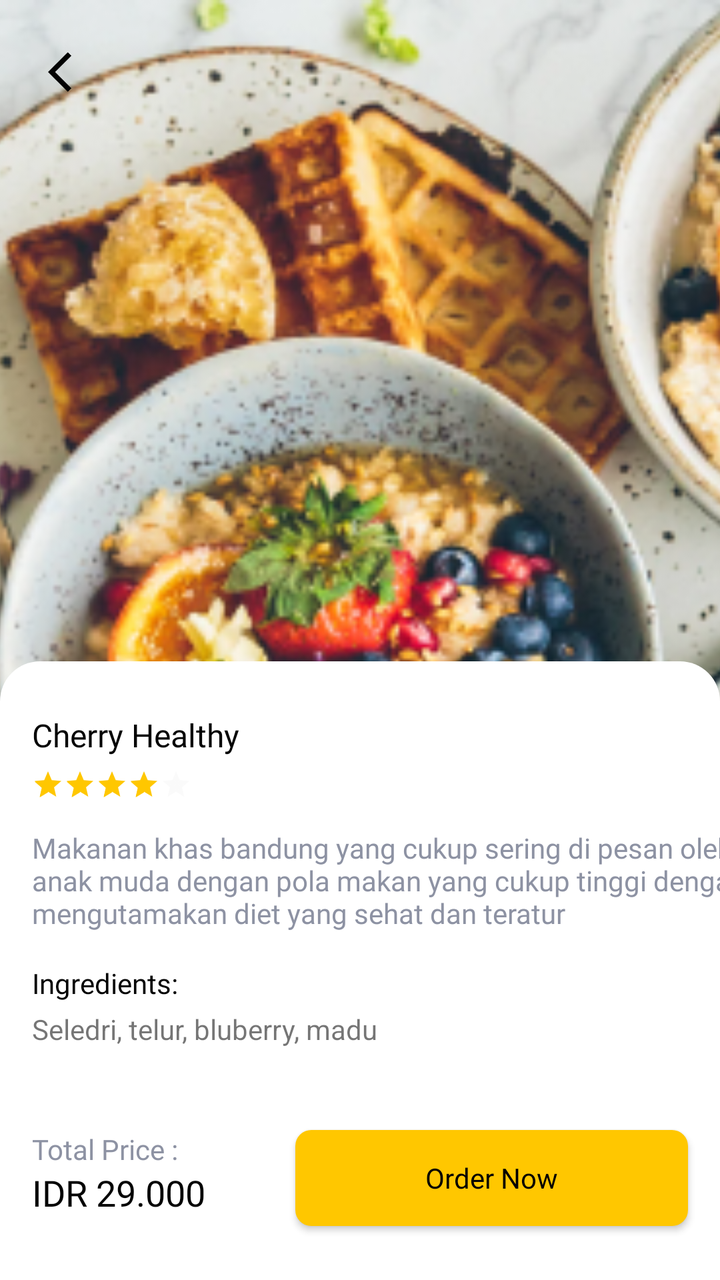
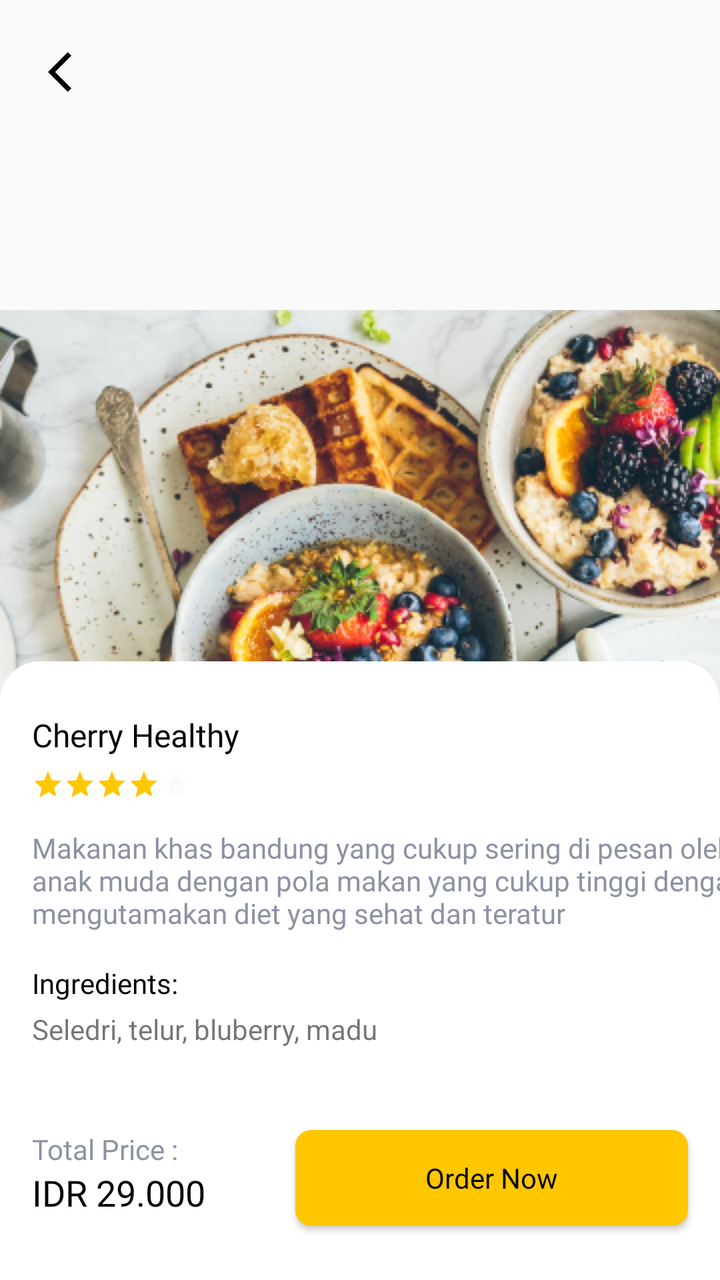

An Android layout rendered at two revisions. The XML below is the earlier revision; the diff shows what the commit changed to produce the second picture.
<!-- AndroidManifest.xml: application theme Theme.FoodmarketKotlin -->
<!-- res/layout/fragment_detail.xml -->
<?xml version="1.0" encoding="utf-8"?>
<androidx.constraintlayout.widget.ConstraintLayout xmlns:android="http://schemas.android.com/apk/res/android"
    xmlns:app="http://schemas.android.com/apk/res-auto"
    xmlns:tools="http://schemas.android.com/tools"
    android:layout_width="match_parent"
    android:layout_height="match_parent"
    tools:context=".ui.detail.DetailFragment">

    <ImageView
        android:id="@+id/imageView4"
        android:layout_width="0dp"
        android:layout_height="0dp"
        android:scaleType="centerCrop"
        android:src="@drawable/ic_sample_product2"
        app:layout_constraintBottom_toBottomOf="parent"
        app:layout_constraintEnd_toEndOf="parent"
        app:layout_constraintStart_toStartOf="parent"
        app:layout_constraintTop_toTopOf="parent" />


    <androidx.constraintlayout.widget.ConstraintLayout
        android:layout_width="0dp"
        android:layout_height="wrap_content"
        android:background="@drawable/shape_rectangle_20_fff"
        app:layout_constraintBottom_toBottomOf="parent"
        app:layout_constraintEnd_toEndOf="parent"
        app:layout_constraintStart_toStartOf="parent">

        <TextView
            android:id="@+id/tvTitleDetail"
            style="@style/TextView.PoppinsNormal16sp020202"
            android:layout_width="wrap_content"
            android:layout_height="wrap_content"
            android:text="Cherry Healthy"
            android:layout_marginStart="16dp"
            android:layout_marginTop="26dp"
            app:layout_constraintStart_toStartOf="parent"
            app:layout_constraintTop_toTopOf="parent" />

        <RatingBar
            android:id="@+id/ratingBar"
            android:theme="@style/RatingBar"
            style="@style/Widget.AppCompat.RatingBar.Small"
            android:layout_marginTop="6dp"
            android:layout_marginStart="16dp"
            android:rating="4"
            android:layout_width="wrap_content"
            android:layout_height="wrap_content"
            app:layout_constraintStart_toStartOf="parent"
            app:layout_constraintTop_toBottomOf="@+id/tvTitleDetail" />

        <TextView
            android:id="@+id/tvDescDetail"
            style="@style/TextView.PoppinsNormal14sp8D92A3"
            android:layout_width="0dp"
            android:layout_height="wrap_content"
            android:layout_marginTop="14dp"
            android:layout_marginStart="16dp"
            android:layout_marginEnd="24dp"
            android:text="Makanan khas bandung yang cukup sering di pesan oleh anak muda dengan pola makan yang cukup tinggi dengan mengutamakan diet yang sehat dan teratur"
            app:layout_constraintStart_toStartOf="parent"
            app:layout_constraintTop_toBottomOf="@+id/ratingBar" />

        <TextView
            android:id="@+id/textView9"
            style="@style/TextView.PoppinsNormal14sp020202"
            android:layout_width="wrap_content"
            android:layout_height="wrap_content"
            android:layout_marginTop="16dp"
            android:layout_marginStart="16dp"
            android:text="Ingredients:"
            app:layout_constraintStart_toStartOf="parent"
            app:layout_constraintTop_toBottomOf="@+id/tvDescDetail" />

        <TextView
            android:id="@+id/tvIngridientsDetail"
            android:layout_width="wrap_content"
            android:layout_height="wrap_content"
            android:layout_marginTop="4dp"
            android:layout_marginStart="16dp"
            android:text="Seledri, telur, bluberry, madu"
            app:layout_constraintStart_toStartOf="parent"
            app:layout_constraintTop_toBottomOf="@+id/textView9" />

        <Button
            android:id="@+id/btnOrderNowDetail"
            style="@style/Button.Primary"
            android:layout_width="0dp"
            android:layout_height="wrap_content"
            android:layout_marginTop="41dp"
            android:layout_marginEnd="16dp"
            android:layout_marginBottom="27dp"
            android:layout_marginStart="45dp"
            android:text="Order Now"
            android:textAllCaps="false"
            app:layout_constraintBottom_toBottomOf="parent"
            app:layout_constraintEnd_toEndOf="parent"
            app:layout_constraintStart_toEndOf="@+id/tvTotalDetail"
            app:layout_constraintTop_toBottomOf="@+id/tvIngridientsDetail" />

        <TextView
            android:id="@+id/textView11"
            style="@style/TextView.PoppinsNormal14sp8D92A3"
            android:layout_width="wrap_content"
            android:layout_height="wrap_content"
            android:layout_marginStart="16dp"
            android:text="Total Price :"
            app:layout_constraintStart_toStartOf="parent"
            app:layout_constraintTop_toTopOf="@+id/btnOrderNowDetail" />

        <TextView
            android:id="@+id/tvTotalDetail"
            style="@style/TextView.PoppinsNormal18sp020202"
            android:layout_width="wrap_content"
            android:layout_height="wrap_content"
            android:layout_marginStart="16dp"
            android:text="IDR 29.000"
            app:layout_constraintStart_toStartOf="parent"
            app:layout_constraintTop_toBottomOf="@+id/textView11" />

    </androidx.constraintlayout.widget.ConstraintLayout>

    <ImageView
        android:id="@+id/tvBackButton"
        android:layout_width="24dp"
        android:layout_height="24dp"
        android:src="@drawable/ic_arrow_back_000"
        android:layout_marginStart="24dp"
        android:layout_marginTop="24dp"
        app:layout_constraintStart_toStartOf="parent"
        app:layout_constraintTop_toTopOf="parent" />

</androidx.constraintlayout.widget.ConstraintLayout>
<!-- resources referenced by this layout -->
<resources>
  <!-- drawable ic_arrow_back_000 (drawable) -->
  <vector xmlns:android="http://schemas.android.com/apk/res/android"
      android:width="24dp"
      android:height="24dp"
      android:viewportWidth="24"
      android:viewportHeight="24">
    <path
        android:fillColor="#020202"
        android:pathData="M11.67,3.87L9.9,2.1 0,12l9.9,9.9 1.77,-1.77L3.54,12z"/>
  </vector>
  <!-- drawable ic_sample_product2: png bitmap (drawable, 284396 bytes) -->
  <!-- drawable shape_rectangle_20_fff (drawable) -->
  <?xml version="1.0" encoding="utf-8"?>
  <shape xmlns:android="http://schemas.android.com/apk/res/android"
      android:shape="rectangle">
  
      <corners android:topLeftRadius="20dp"
          android:topRightRadius="20dp"/>
      <solid android:color="#FFF"/>
  
  </shape>
  <style name="Button.Primary">
          <item name="android:fontFamily">@font/poppins</item>
          <item name="android:textColor">#020202</item>
          <item name="android:textSize">14sp</item>
          <item name="android:background">@drawable/shape_rectangle_8_ffc700</item>
      </style>
  <style name="RatingBar">
          <item name="colorControlNormal">#ECECEC</item>
          <item name="colorControlActivated">#FFC700</item>
      </style>
  <style name="TextView.PoppinsNormal14sp020202">
          <item name="android:fontFamily">@font/poppins</item>
          <item name="android:textColor">#020202</item>
          <item name="android:textSize">14sp</item>
      </style>
  <style name="TextView.PoppinsNormal14sp8D92A3">
          <item name="android:fontFamily">@font/poppins</item>
          <item name="android:textColor">#8D92A3</item>
          <item name="android:textSize">14sp</item>
      </style>
  <style name="TextView.PoppinsNormal16sp020202">
          <item name="android:fontFamily">@font/poppins</item>
          <item name="android:textColor">#020202</item>
          <item name="android:textSize">16sp</item>
      </style>
  <style name="TextView.PoppinsNormal18sp020202">
          <item name="android:fontFamily">@font/poppins</item>
          <item name="android:textColor">#020202</item>
          <item name="android:textSize">18sp</item>
      </style>
  <style name="Theme.FoodmarketKotlin" parent="Base.Theme.FoodmarketKotlin" />
  <!-- drawable shape_rectangle_8_ffc700 (drawable) -->
  <?xml version="1.0" encoding="utf-8"?>
  <shape xmlns:android="http://schemas.android.com/apk/res/android"
      android:shape="rectangle">
  
      <corners android:radius="8dp"/>
      <solid android:color="#FFC700"/>
  
  </shape>
  <style name="Base.Theme.FoodmarketKotlin" parent="Theme.AppCompat.DayNight.NoActionBar">
      </style>
</resources>

<!-- the commit's change to res/layout/fragment_detail.xml (unified diff, before → after) -->
@@ -10,7 +10,7 @@
         android:id="@+id/imageView4"
         android:layout_width="0dp"
         android:layout_height="0dp"
-        android:scaleType="centerCrop"
+        android:scaleType="fitCenter"
         android:src="@drawable/ic_sample_product2"
         app:layout_constraintBottom_toBottomOf="parent"
         app:layout_constraintEnd_toEndOf="parent"
